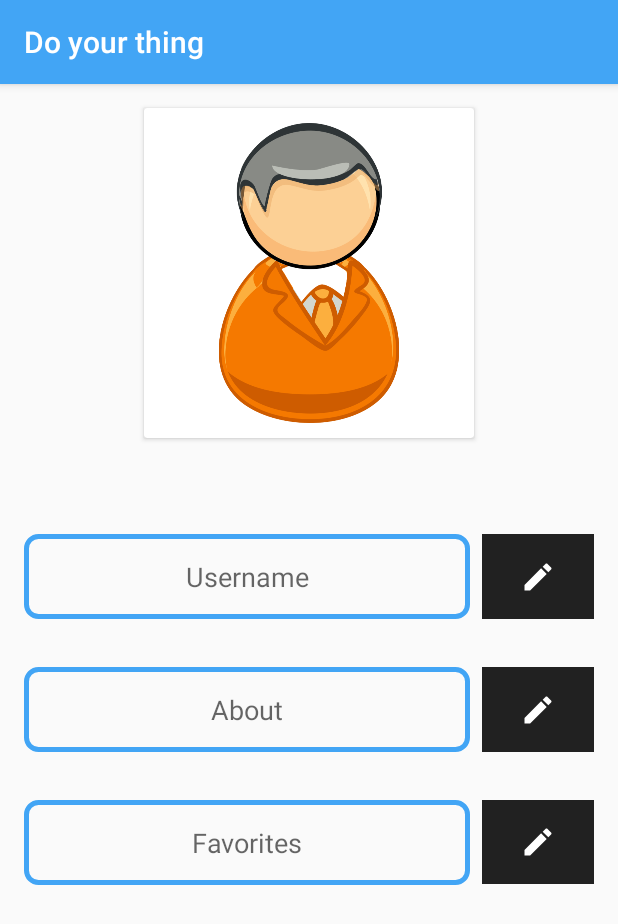
After one commit to KoonaSainath/DoYourThing_SocialMedia_Android_App, an Android app: the ProfileActivity screen opened directly, with no data from a screen before it, on a phone screen of 412 x 824 dp. The commit adds this screen. Shown: the top 924 px of the screen. Run offline under Robolectric (Android 15) with nearby library versions, the phone set to English and light mode, and no system bars; our stand-ins replace Firebase (no records; nobody signed in at launch, a user with empty details on screens opened directly).

Commit message:
profile activity is implemented completely

```diff
--- a/app/build.gradle
+++ b/app/build.gradle
@@ -36,6 +36,9 @@ dependencies {
     implementation 'androidx.constraintlayout:constraintlayout:2.0.4'
     implementation 'androidx.legacy:legacy-support-v4:1.0.0'
     implementation 'com.google.firebase:firebase-auth:20.0.1'
+    implementation 'com.google.firebase:firebase-database:19.6.0'
+    implementation 'com.github.bumptech.glide:glide:4.11.0'
+    annotationProcessor 'com.github.bumptech.glide:compiler:4.11.0'
     testImplementation 'junit:junit:4.+'
     androidTestImplementation 'androidx.test.ext:junit:1.1.2'
     androidTestImplementation 'androidx.test.espresso:espresso-core:3.3.0'
--- /dev/null
+++ b/app/src/main/java/firebase/kunasainath/doyourthing/activities/ProfileActivity.java
@@ -0,0 +1,213 @@
+package firebase.kunasainath.doyourthing.activities;
+
+import android.Manifest;
+import android.app.Activity;
+import android.app.ProgressDialog;
+import android.content.Intent;
+import android.content.pm.PackageManager;
+import android.graphics.Bitmap;
+import android.net.Uri;
+import android.os.Build;
+import android.os.Bundle;
+import android.provider.MediaStore;
+import android.view.View;
+import android.widget.EditText;
+import android.widget.ImageButton;
+import android.widget.ImageView;
+
+import androidx.annotation.NonNull;
+import androidx.annotation.Nullable;
+import androidx.appcompat.app.AppCompatActivity;
+
+import com.bumptech.glide.Glide;
+import com.google.android.material.snackbar.Snackbar;
+import com.google.firebase.auth.FirebaseAuth;
+import com.google.firebase.database.DataSnapshot;
+import com.google.firebase.database.DatabaseError;
+import com.google.firebase.database.DatabaseReference;
+import com.google.firebase.database.FirebaseDatabase;
+import com.google.firebase.database.ValueEventListener;
+
+import java.io.IOException;
+
+import firebase.kunasainath.doyourthing.R;
+
+public class ProfileActivity extends AppCompatActivity implements View.OnClickListener {
+
+    private static final int ACTION_PICK_INTENT_KEY = 777 ;
+    private static final int READ_EXTERNAL_STORAGE_REQUEST_CODE = 888;
+    private ImageView imgProfilePic;
+    private EditText edtUsername, edtAbout, edtFavorites;
+    private ImageButton imgbtnEditUsername, imgbtnEditAbout, imgbtnEditFavorites;
+    private Bitmap mBitmap;
+
+    private DatabaseReference database;
+    private FirebaseAuth mAuth;
+
+    @Override
+    protected void onCreate(Bundle savedInstanceState) {
+        super.onCreate(savedInstanceState);
+        setContentView(R.layout.activity_profile);
+
+        mAuth = FirebaseAuth.getInstance();
+        database = FirebaseDatabase.getInstance().getReference().child(mAuth.getCurrentUser().getUid());
+
+        imgProfilePic = findViewById(R.id.img_profile_pic);
+        edtUsername = findViewById(R.id.edt_username);
+        edtAbout = findViewById(R.id.edt_about);
+        edtFavorites = findViewById(R.id.edt_favorites);
+        imgbtnEditUsername = findViewById(R.id.imgbtn_edit_username);
+        imgbtnEditAbout = findViewById(R.id.imgbtn_edit_about);
+        imgbtnEditFavorites = findViewById(R.id.imgbtn_edit_favorites);
+
+        imgProfilePic.setOnClickListener(this);
+        imgbtnEditUsername.setOnClickListener(this);
+        imgbtnEditAbout.setOnClickListener(this);
+        imgbtnEditFavorites.setOnClickListener(this);
+
+        checkForProfileDetailsAndFillThemInEditTexts();
+
+
+    }
+
+    private void checkForProfileDetailsAndFillThemInEditTexts() {
+
+        ProgressDialog progressDialog = new ProgressDialog(this, ProgressDialog.THEME_DEVICE_DEFAULT_DARK);
+        progressDialog.setTitle("Profile");
+        progressDialog.setMessage("Updating your profile...");
+        progressDialog.setCancelable(false);
+        progressDialog.show();
+
+        database.addListenerForSingleValueEvent(new ValueEventListener() {
+            @Override
+            public void onDataChange(@NonNull DataSnapshot snapshot) {
+                if(snapshot.hasChild("Username")){
+                    edtUsername.setText(snapshot.child("Username").getValue().toString());
+                }
+
+                if(snapshot.hasChild("About")){
+                    edtAbout.setText(snapshot.child("About").getValue().toString());
+                }
+
+                if(snapshot.hasChild("Favorites")){
+                    edtFavorites.setText(snapshot.child("Favorites").getValue().toString());
+                }
+
+                if(snapshot.hasChild("ProfilePicUrl")){
+                    Glide.with(ProfileActivity.this).load(snapshot.child("ProfilePicUrl").toString()).into(imgProfilePic);
+                }
+
+                progressDialog.dismiss();
+            }
+
+            @Override
+            public void onCancelled(@NonNull DatabaseError error) {
+
+            }
+        });
+    }
+
+    @Override
+    public void onBackPressed() {
+        super.onBackPressed();
+        animateTransition();
+    }
+
+    public void animateTransition(){
+        overridePendingTransition(R.anim.hold_animation, R.anim.activity_transition_animation);
+    }
+
+    @Override
+    public void onClick(View v) {
+        switch(v.getId()){
+            case R.id.imgbtn_edit_username:
+                updateProfile(edtUsername.getText().toString(), "Username");
+                break;
+            case R.id.imgbtn_edit_about:
+                updateProfile(edtAbout.getText().toString(), "About");
+                break;
+            case R.id.imgbtn_edit_favorites:
+                updateProfile(edtFavorites.getText().toString(), "Favorites");
+                break;
+            case R.id.img_profile_pic:
+                selectImage();
+                break;
+        }
+    }
+
+    private void updateProfile(String data, String field){
+        ProgressDialog progressDialog = new ProgressDialog(this, ProgressDialog.THEME_DEVICE_DEFAULT_DARK);
+        progressDialog.setTitle("Profile update");
+        progressDialog.setMessage("Updating your profile...");
+        progressDialog.setCancelable(false);
+        progressDialog.show();
+        switch(field){
+            case "Username":
+                edtUsername.setText(data);
+                database.child("Username").setValue(data);
+                progressDialog.dismiss();
+                break;
+            case "About":
+                edtAbout.setText(data);
+                database.child("About").setValue(data);
+                progressDialog.dismiss();
+                break;
+            case "Favorites":
+                edtFavorites.setText(data);
+                database.child("Favorites").setValue(data);
+                progressDialog.dismiss();
+                break;
+        }
+        Snackbar snackbar = Snackbar.make(findViewById(android.R.id.content), field + " updated.", Snackbar.LENGTH_INDEFINITE);
+        snackbar.show();
+        snackbar.setAction("Ok", new View.OnClickListener() {
+            @Override
+            public void onClick(View v) {
+                snackbar.dismiss();
+            }
+        });
+    }
+
+    private void selectImage(){
+        if(Build.VERSION.SDK_INT <= 23){
+            Intent intent = new Intent(Intent.ACTION_PICK, MediaStore.Images.Media.EXTERNAL_CONTENT_URI);
+            startActivityForResult(intent, ACTION_PICK_INTENT_KEY);
+        }else{
+            if(checkSelfPermission(Manifest.permission.READ_EXTERNAL_STORAGE) == PackageManager.PERMISSION_GRANTED){
+                Intent intent = new Intent(Intent.ACTION_PICK, MediaStore.Images.Media.EXTERNAL_CONTENT_URI);
+                startActivityForResult(intent, ACTION_PICK_INTENT_KEY);
+            }else{
+                requestPermissions(new String[]{Manifest.permission.READ_EXTERNAL_STORAGE}, READ_EXTERNAL_STORAGE_REQUEST_CODE);
+            }
+        }
+    }
+
+    @Override
+    public void onRequestPermissionsResult(int requestCode, @NonNull String[] permissions, @NonNull int[] grantResults) {
+        super.onRequestPermissionsResult(requestCode, permissions, grantResults);
+
+        try {
+
+            if (requestCode == READ_EXTERNAL_STORAGE_REQUEST_CODE && permissions[0] == Manifest.permission.READ_EXTERNAL_STORAGE && grantResults[0] == PackageManager.PERMISSION_GRANTED) {
+                selectImage();
+            }
+
+        }catch (Exception e){}
+    }
+
+    @Override
+    protected void onActivityResult(int requestCode, int resultCode, @Nullable Intent data) {
+        super.onActivityResult(requestCode, resultCode, data);
+
+        if(requestCode == ACTION_PICK_INTENT_KEY && resultCode == Activity.RESULT_OK && data!=null){
+            Uri uri = data.getData();
+            try {
+                mBitmap = MediaStore.Images.Media.getBitmap(this.getContentResolver(), uri);
+                imgProfilePic.setImageBitmap(mBitmap);
+                imgProfilePic.setScaleType(ImageView.ScaleType.CENTER_CROP);
+            } catch (IOException e) {
+                e.printStackTrace();
+            }
+        }
+    }
+}
--- a/app/src/main/java/firebase/kunasainath/doyourthing/signup_fragments/LoginFragment.java
+++ b/app/src/main/java/firebase/kunasainath/doyourthing/signup_fragments/LoginFragment.java
@@ -125,6 +125,7 @@ public class LoginFragment extends Fragment implements View.OnClickListener{
                 ProgressDialog dialog = new ProgressDialog(getActivity(), ProgressDialog.THEME_DEVICE_DEFAULT_DARK);
                 dialog.setTitle("Log in");
                 dialog.setMessage("Logging you in. Please wait...");
+                dialog.setCancelable(false);
                 dialog.show();
 
                 mAuth.signInWithEmailAndPassword(edtEmail.getText().toString(), edtPassword.getText().toString())
--- /dev/null
+++ b/app/src/main/res/drawable/ic_baseline_edit_24.xml
@@ -0,0 +1,5 @@
+<vector android:height="24dp" android:tint="#FFFFFF"
+    android:viewportHeight="24" android:viewportWidth="24"
+    android:width="24dp" xmlns:android="http://schemas.android.com/apk/res/android">
+    <path android:fillColor="@android:color/white" android:pathData="M3,17.25V21h3.75L17.81,9.94l-3.75,-3.75L3,17.25zM20.71,7.04c0.39,-0.39 0.39,-1.02 0,-1.41l-2.34,-2.34c-0.39,-0.39 -1.02,-0.39 -1.41,0l-1.83,1.83 3.75,3.75 1.83,-1.83z"/>
+</vector>
--- /dev/null
+++ b/app/src/main/res/layout/activity_profile.xml
@@ -0,0 +1,115 @@
+<?xml version="1.0" encoding="utf-8"?>
+<ScrollView android:layout_width="match_parent"
+    android:layout_height="match_parent"
+    xmlns:android="http://schemas.android.com/apk/res/android" >
+<LinearLayout xmlns:android="http://schemas.android.com/apk/res/android"
+    xmlns:app="http://schemas.android.com/apk/res-auto"
+    xmlns:tools="http://schemas.android.com/tools"
+    android:layout_width="match_parent"
+    android:layout_height="match_parent"
+    android:orientation="vertical"
+    tools:context=".activities.ProfileActivity">
+
+    <androidx.cardview.widget.CardView
+        android:id="@+id/card_profile_pic"
+        android:layout_margin="16dp"
+        android:elevation="16dp"
+        android:layout_gravity="center"
+        app:cardPreventCornerOverlap="false"
+        android:layout_width="220dp"
+        android:layout_height="220dp">
+    <ImageView
+        android:id="@+id/img_profile_pic"
+        android:layout_width="200dp"
+        android:layout_height="200dp"
+        android:layout_gravity="center"
+        android:src="@drawable/profile_pic_place_holder" />
+    </androidx.cardview.widget.CardView>
+
+    <LinearLayout
+        android:layout_width="match_parent"
+        android:layout_height="wrap_content"
+        android:layout_marginTop="48dp"
+        android:layout_marginLeft="16dp"
+        android:layout_marginRight="16dp"
+        android:layout_marginBottom="16dp"
+        android:weightSum="5"
+        android:orientation="horizontal">
+
+        <EditText
+            android:id="@+id/edt_username"
+            android:layout_width="0dp"
+            android:layout_height="match_parent"
+            android:background="@drawable/edittext_style"
+            android:hint="@string/username"
+            android:gravity="center"
+            android:padding="16dp"
+            android:layout_weight="4"
+            android:inputType="textCapWords" />
+
+        <ImageButton
+            android:id="@+id/imgbtn_edit_username"
+            android:layout_width="0dp"
+            android:layout_height="match_parent"
+            android:layout_weight="1"
+            android:layout_marginLeft="8dp"
+            android:src="@drawable/ic_baseline_edit_24"
+            android:background="@color/secondaryColor"/>
+    </LinearLayout>
+
+    <LinearLayout
+        android:layout_width="match_parent"
+        android:layout_height="wrap_content"
+        android:layout_margin="16dp"
+        android:orientation="horizontal">
+
+        <EditText
+            android:id="@+id/edt_about"
+            android:layout_width="0dp"
+            android:layout_height="match_parent"
+            android:background="@drawable/edittext_style"
+            android:hint="@string/about"
+            android:gravity="center"
+            android:padding="16dp"
+            android:layout_weight="4"
+            android:inputType="textCapWords" />
+
+        <ImageButton
+            android:id="@+id/imgbtn_edit_about"
+            android:layout_width="0dp"
+            android:layout_height="match_parent"
+            android:layout_marginLeft="8dp"
+            android:layout_weight="1"
+            android:src="@drawable/ic_baseline_edit_24"
+            android:background="@color/secondaryColor" />
+    </LinearLayout>
+
+    <LinearLayout
+        android:layout_width="match_parent"
+        android:layout_height="wrap_content"
+        android:layout_margin="16dp"
+        android:orientation="horizontal">
+
+        <EditText
+            android:id="@+id/edt_favorites"
+            android:layout_width="0dp"
+            android:layout_height="wrap_content"
+            android:background="@drawable/edittext_style"
+            android:hint="@string/favorites"
+            android:gravity="center"
+            android:padding="16dp"
+            android:layout_weight="4"
+            android:inputType="textMultiLine|textCapSentences" />
+
+        <ImageButton
+            android:id="@+id/imgbtn_edit_favorites"
+            android:layout_width="0dp"
+            android:layout_height="wrap_content"
+            android:padding="16dp"
+            android:layout_marginLeft="8dp"
+            android:layout_weight="1"
+            android:src="@drawable/ic_baseline_edit_24"
+            android:background="@color/secondaryColor" />
+    </LinearLayout>
+</LinearLayout>
+</ScrollView>
--- a/app/src/main/res/menu/menu.xml
+++ b/app/src/main/res/menu/menu.xml
@@ -1,5 +1,7 @@
 <?xml version="1.0" encoding="utf-8"?>
 <menu xmlns:android="http://schemas.android.com/apk/res/android"
     xmlns:app="http://schemas.android.com/apk/res-auto">
-    <item android:id="@+id/menu_logout" android:title="Log out" app:showAsAction="always"/>
+    <item android:id="@+id/menu_logout" android:title="Log out" app:showAsAction="always" android:icon="@drawable/logout" android:orderInCategory="3"/>
+    <item android:id="@+id/menu_upload_post" android:title="Upload post" app:showAsAction="always" android:icon="@drawable/uploadpost"  android:orderInCategory="2"/>
+    <item android:id="@+id/menu_profile" android:title="Profile" app:showAsAction="always" android:icon="@drawable/ic_baseline_account_circle_24" android:orderInCategory="1"/>
 </menu>
--- a/app/src/main/res/values/strings.xml
+++ b/app/src/main/res/values/strings.xml
@@ -10,4 +10,7 @@
     <string name="don_t_have_an_account_create_account">Don\'t have an account? Create account</string>
     <string name="log_in">Log In</string>
     <string name="enter_your_password">Enter your password</string>
+    <string name="favorites">Favorites</string>
+    <string name="about">About</string>
+    <string name="username">Username</string>
 </resources>
```
Also changed, not shown: app/src/main/AndroidManifest.xml (+8 -1 lines), app/src/main/java/firebase/kunasainath/doyourthing/activities/MainActivity.java (+60 -5 lines), app/src/main/java/firebase/kunasainath/doyourthing/adapters/ViewPagerAdapter.java (+7 -6 lines), app/src/main/java/firebase/kunasainath/doyourthing/signup_fragments/SignupFragment.java (+10 -0 lines), app/src/main/java/firebase/kunasainath/doyourthing/viewpager_fragments/HomeFragment.java (added, +61 -0 lines), app/src/main/java/firebase/kunasainath/doyourthing/viewpager_fragments/PeopleFragment.java (added, +61 -0 lines), app/src/main/res/layout/fragment_home.xml (added, +14 -0 lines), app/src/main/res/layout/fragment_people.xml (added, +14 -0 lines), app/src/main/res/drawable/profile_pic_place_holder.png (added), app/src/main/res/drawable/upload_post_place_holder.png (added).
